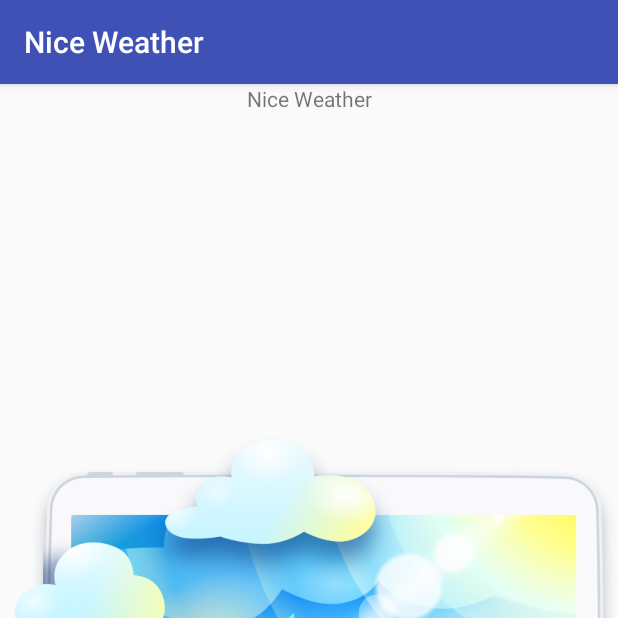
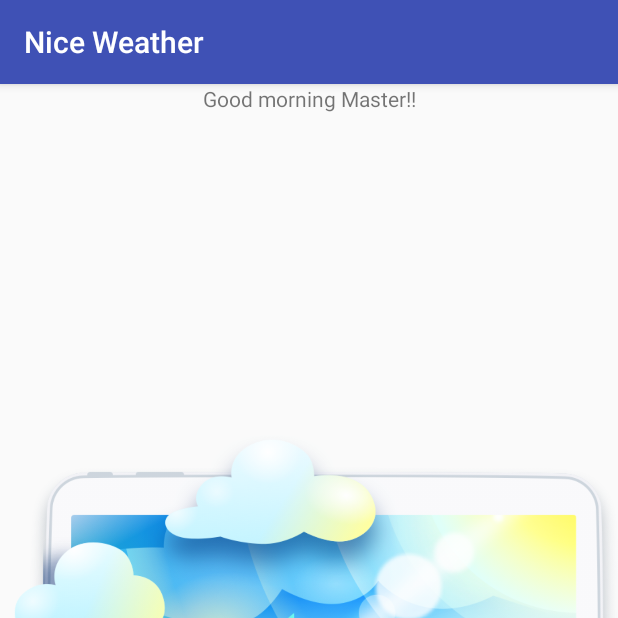
Before and after one commit to z0lk1n/NiceWeather, an Android app: the screen it shows after launch (MainActivity), on a phone screen of 412 x 824 dp, the top half of it. Run offline under Robolectric (Android 15) with nearby library versions, the phone set to English and light mode, and no system bars.

Commit message:
add greeting method

```diff
--- a/app/src/main/java/online/z0lk1n/android/niceweather/MainActivity.java
+++ b/app/src/main/java/online/z0lk1n/android/niceweather/MainActivity.java
@@ -1,7 +1,11 @@
 package online.z0lk1n.android.niceweather;
 
+import android.content.res.Resources;
 import android.os.Bundle;
 import android.support.v7.app.AppCompatActivity;
+import android.widget.TextView;
+
+import java.util.Calendar;
 
 public class MainActivity extends AppCompatActivity {
 
@@ -10,5 +14,25 @@ public class MainActivity extends AppCompatActivity {
         super.onCreate(savedInstanceState);
         setContentView(R.layout.activity_main);
 
+        TextView greeting = findViewById(R.id.greeting);
+        greeting.setText(greetingPhrase());
+    }
+
+    private String greetingPhrase() {
+        int currentHour = Calendar.getInstance().get(Calendar.HOUR_OF_DAY);
+        Resources resources = getResources();
+        String who = resources.getString(R.string.who);
+        String partDay;
+
+        if (5 <= currentHour && currentHour < 12)
+            partDay = resources.getString(R.string.morning);
+        else if (12 <= currentHour && currentHour < 6)
+            partDay = resources.getString(R.string.afternoon);
+        else if (6 <= currentHour && currentHour < 9)
+            partDay = resources.getString(R.string.evening);
+        else
+            partDay = resources.getString(R.string.night);
+
+        return String.format("%s %s!", partDay, who);
     }
 }
--- a/app/src/main/res/layout/activity_main.xml
+++ b/app/src/main/res/layout/activity_main.xml
@@ -16,11 +16,11 @@
         tools:layout_editor_absoluteY="83dp" />
 
     <TextView
-        android:id="@+id/textView"
+        android:id="@+id/greeting"
         android:layout_width="match_parent"
         android:layout_height="match_parent"
         android:gravity="center_horizontal"
-        android:text="@string/app_name"
+        android:text="@string/greeting"
         tools:layout_editor_absoluteX="150dp"
         tools:layout_editor_absoluteY="391dp" />
 </android.support.constraint.ConstraintLayout>
--- a/app/src/main/res/values/strings.xml
+++ b/app/src/main/res/values/strings.xml
@@ -1,3 +1,9 @@
 <resources>
     <string name="app_name">Nice Weather</string>
+    <string name="greeting">Good day</string>
+    <string name="who">Master!</string>
+    <string name="morning">Good morning</string>
+    <string name="afternoon">Good afternoon</string>
+    <string name="evening">Good evening</string>
+    <string name="night">Good night</string>
 </resources>
--- a/build.gradle
+++ b/build.gradle
@@ -7,7 +7,7 @@ buildscript {
         jcenter()
     }
     dependencies {
-        classpath 'com.android.tools.build:gradle:3.0.1'
+        classpath 'com.android.tools.build:gradle:3.1.2'
 
 
         // NOTE: Do not place your application dependencies here; they belong
```
Also changed, not shown: gradle/wrapper/gradle-wrapper.properties.
